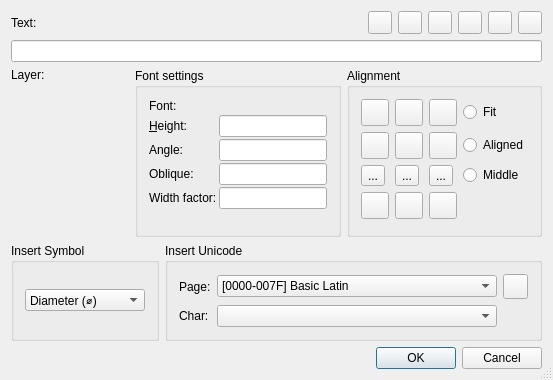
Qt form librecad/src/ui/forms/qg_dlgtext.ui (LibreCAD/LibreCAD) before a commit.
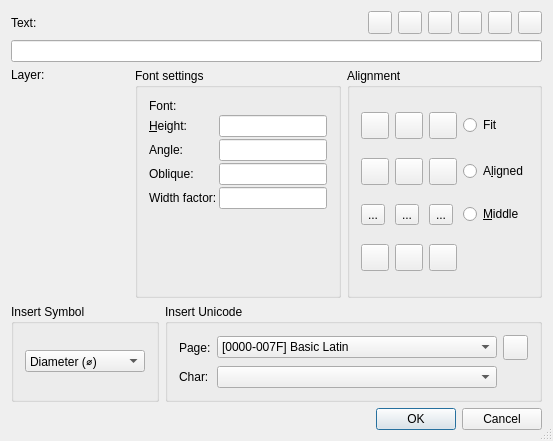
The same form after that commit. Icons and pictures are not drawn. Custom widgets are drawn as their Qt base class.

```diff
--- a/librecad/src/ui/forms/qg_dlgtext.ui
+++ b/librecad/src/ui/forms/qg_dlgtext.ui
@@ -7,7 +7,7 @@
     <x>0</x>
     <y>0</y>
     <width>548</width>
-    <height>380</height>
+    <height>441</height>
    </rect>
   </property>
   <property name="sizePolicy">
@@ -746,7 +746,7 @@
           <item row="1" column="3">
            <widget class="QRadioButton" name="rbAligned">
             <property name="text">
-             <string>Aligned</string>
+             <string>A&amp;ligned</string>
             </property>
             <property name="autoExclusive">
              <bool>false</bool>
@@ -756,7 +756,7 @@
           <item row="2" column="3">
            <widget class="QRadioButton" name="rbMiddle">
             <property name="text">
-             <string>Middle</string>
+             <string>&amp;Middle</string>
             </property>
             <property name="autoExclusive">
              <bool>false</bool>
```
Left out of the diff: 74 changed lines with no effect on the pictures.
